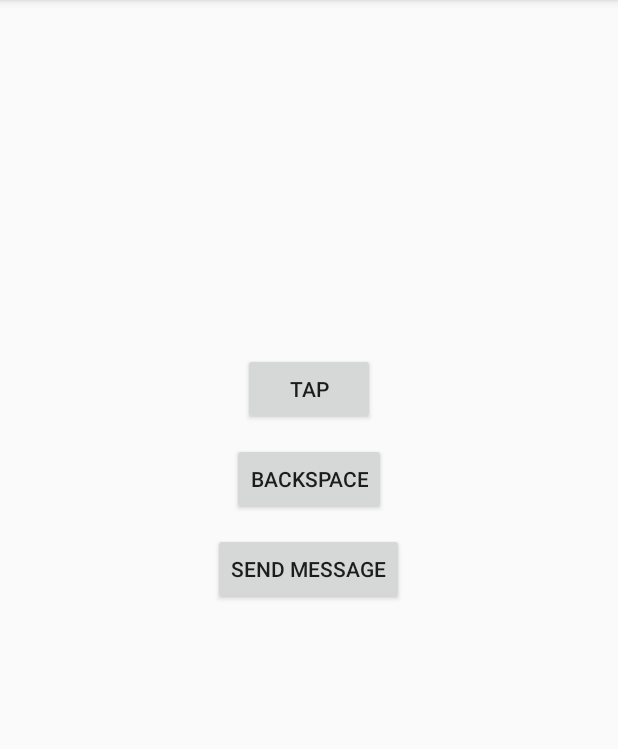
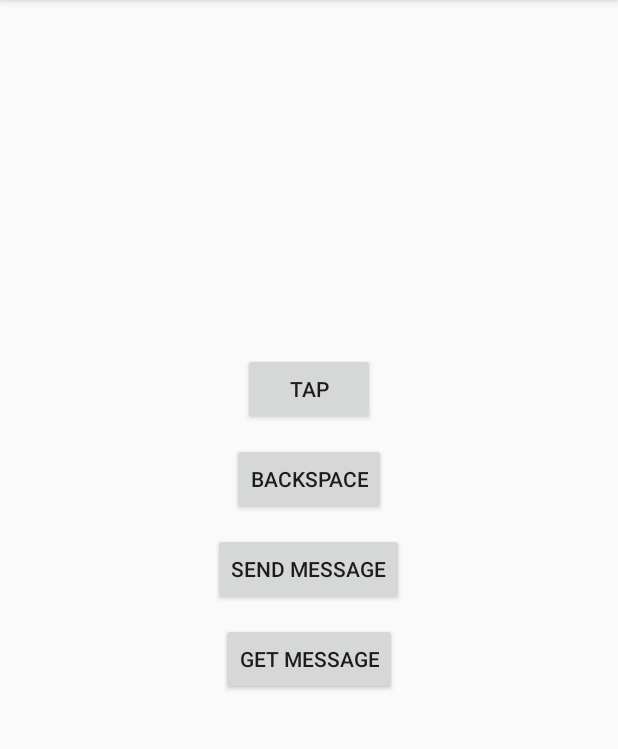
Before and after one commit to timmui/MType, an Android app: the screen it shows after launch (MainActivity), on a phone screen of 412 x 824 dp, the part 84-833 px from its top. Run offline under Robolectric (Android 15) with nearby library versions, the phone set to English and light mode, and no system bars; libraries missing offline, so code that uses them is left out: com.microsoft.windowsazure; 1 statement that could not run was skipped.

Commit message:
Pulling enable aka now we can receive messages aka Jhony gets a break

```diff
--- a/app/src/main/java/mtype/nofluxgiven/science/MainActivity.java
+++ b/app/src/main/java/mtype/nofluxgiven/science/MainActivity.java
@@ -1,5 +1,6 @@
 package mtype.nofluxgiven.science;
 
+import android.os.AsyncTask;
 import android.os.Bundle;
 import android.support.v7.app.ActionBarActivity;
 import android.text.Layout;
@@ -11,6 +12,11 @@ import android.widget.LinearLayout;
 import android.widget.RelativeLayout;
 import android.widget.TextView;
 import android.widget.Toast;
+
+import com.microsoft.windowsazure.mobileservices.MobileServiceClient;
+import com.microsoft.windowsazure.mobileservices.MobileServiceList;
+
+import java.net.MalformedURLException;
 
 public class MainActivity extends ActionBarActivity {
     private static TapListener tapListener;
@@ -53,6 +59,15 @@ public class MainActivity extends ActionBarActivity {
                 tapListener.backSpace();
             }
         });
+
+        Button getButton = (Button) findViewById(R.id.getMessage);
+        getButton.setOnClickListener(new View.OnClickListener() {
+            @Override
+            public void onClick(View v) {
+                server.ReceiveMessages();
+                //displayMessage.setText(receivedMessages.get(0).Text);
+            }
+        });
     }
     public static void updateMessage(String message)
     {
--- a/app/src/main/res/layout/activity_main.xml
+++ b/app/src/main/res/layout/activity_main.xml
@@ -40,5 +40,14 @@
         android:layout_marginTop="12dp"
         android:text = "Send Message" />
 
+    <Button
+        android:id = "@+id/getMessage"
+        android:layout_height = "wrap_content"
+        android:layout_width = "wrap_content"
+        android:layout_centerHorizontal="true"
+        android:layout_below="@id/sendMessage"
+        android:layout_marginTop="12dp"
+        android:text = "Get Message" />
+
 
 </RelativeLayout>
```
Also changed, not shown: app/src/main/java/mtype/nofluxgiven/science/ServerHandler.java (+21 -0 lines).
